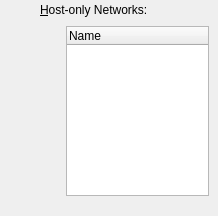
Above: vbox/src/VBox/Frontends/VirtualBox/src/settings/global/UIGlobalSettingsNetwork.ui from jljuxgm/vboxgit before the change. Below: the same form after it.
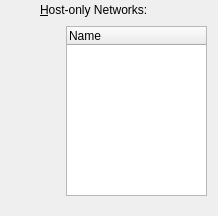
That is the form after the change. Custom widgets are drawn as their Qt base class.

Diff of the .ui file:
```diff
--- a/vbox/src/VBox/Frontends/VirtualBox/src/settings/global/UIGlobalSettingsNetwork.ui
+++ b/vbox/src/VBox/Frontends/VirtualBox/src/settings/global/UIGlobalSettingsNetwork.ui
@@ -55,7 +55,7 @@
    <item row="1" column="2">
     <layout class="QHBoxLayout" name="m_pLayout1">
      <property name="spacing">
-      <number>1</number>
+      <number>3</number>
      </property>
      <property name="margin">
       <number>0</number>
```
